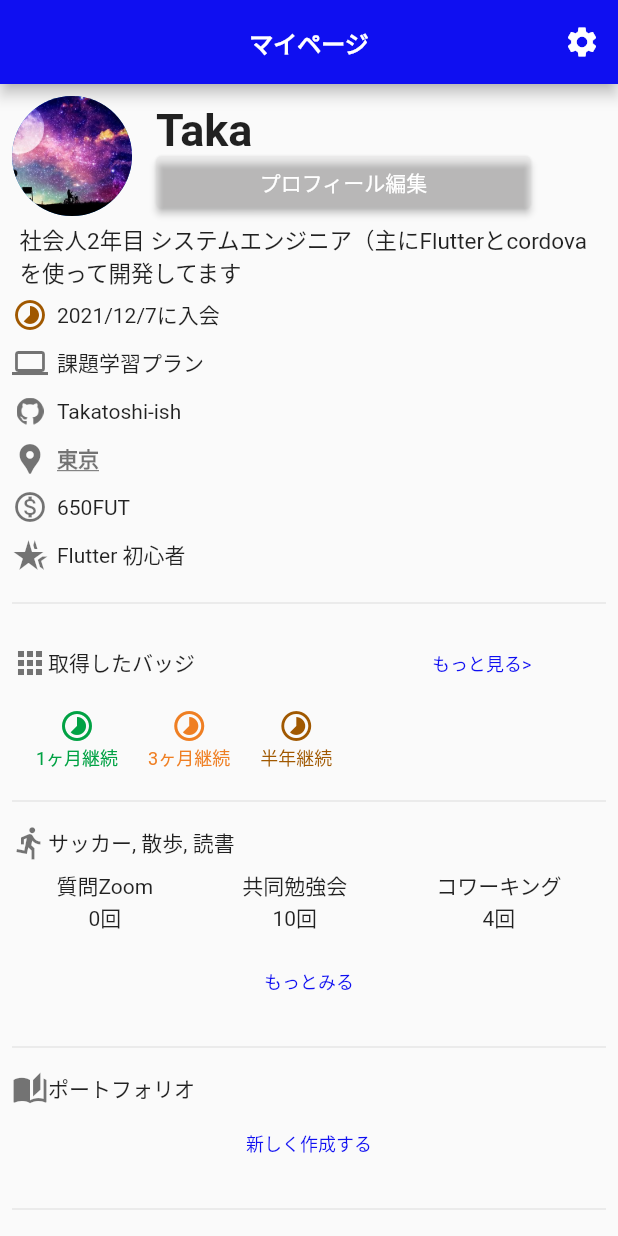
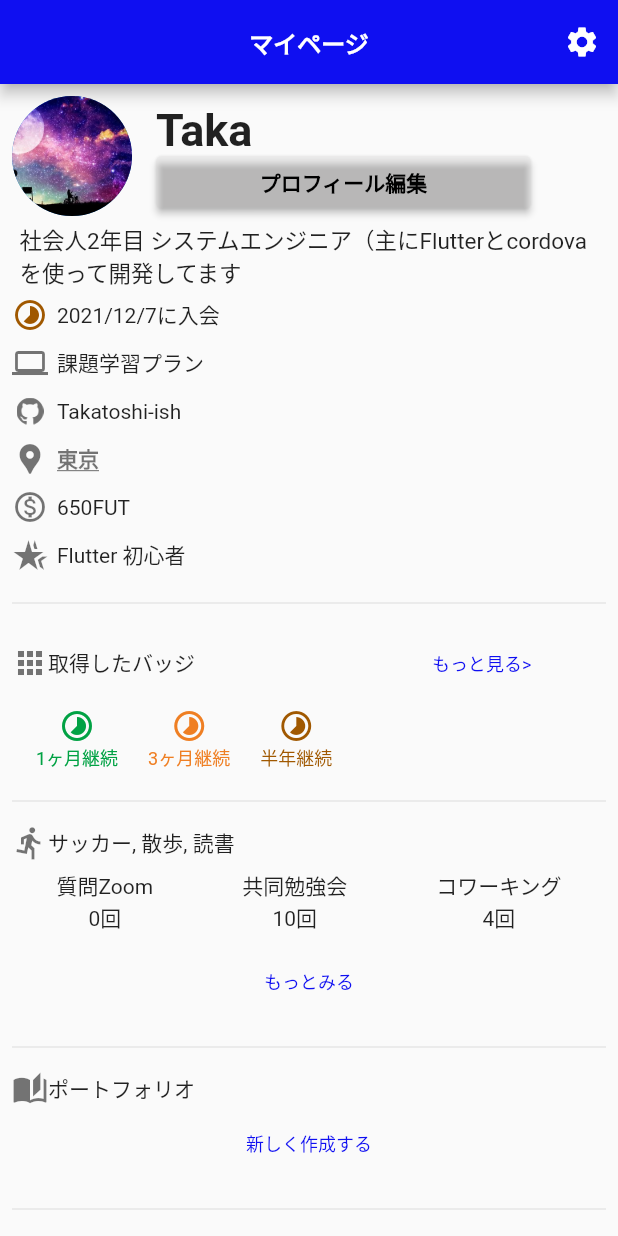
Before and after one commit to Takatoshi-ish/flutter_selfintroduction, a Flutter app: the screen it shows after launch, on a phone screen of 412 x 824 dp. Run offline on Flutter 3.47's test engine with Material 2 defaults, Android fonts, the light colour scheme and no system bars.

Commit message:
プロフィール編集ボタンの文字色修正

```diff
--- a/lib/main.dart
+++ b/lib/main.dart
@@ -67,9 +67,15 @@ class MyApp extends StatelessWidget {
                             onPressed: () {},
                             style: ElevatedButton.styleFrom(
                               primary: Color.fromARGB(31, 203, 200, 200),
-                              // elevation: 0,
                             ),
-                            child: Text('プロフィール編集'),
+                            child: Text(
+                              'プロフィール編集',
+                              style: TextStyle(
+                                  color: Colors.black,
+                                  fontWeight: FontWeight.bold
+                                  // elevation: 0,
+                                  ),
+                            ),
                           ),
                         ),
                       ],
```
Also changed, not shown: assets/profileScreen.png (deleted).
